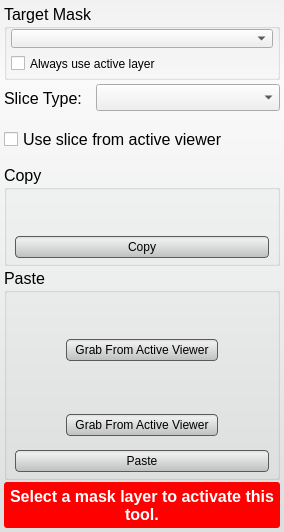
Before: the Qt Designer form src/Interface/ToolInterface/ClipboardToolInterface.ui in SCIInstitute/Seg3D, drawn with Qt 5.
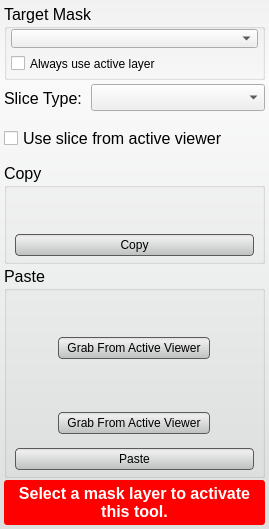
After: the same form once the commit is applied. Custom widgets are drawn as their Qt base class.

Commit message: ui fixes for some tools, mac compilation issue fix

What changed in the file:
```diff
--- a/src/Interface/ToolInterface/ClipboardToolInterface.ui
+++ b/src/Interface/ToolInterface/ClipboardToolInterface.ui
@@ -6,8 +6,8 @@
    <rect>
     <x>0</x>
     <y>0</y>
-    <width>284</width>
-    <height>532</height>
+    <width>269</width>
+    <height>529</height>
    </rect>
   </property>
   <property name="font">
```
The commit also changes 6 other files.
